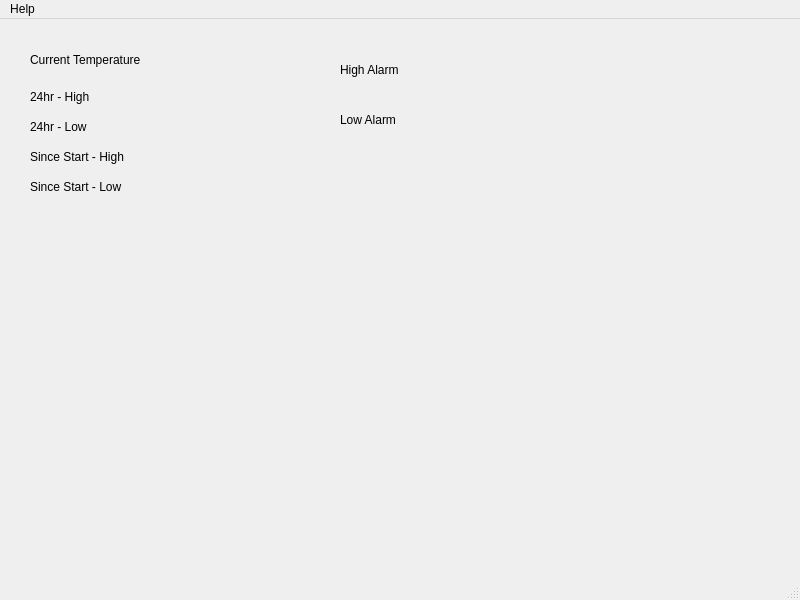
Above: enclosure_monitor.ui from realchrisward/enclosure_monitor before the change. Below: the same form after it.
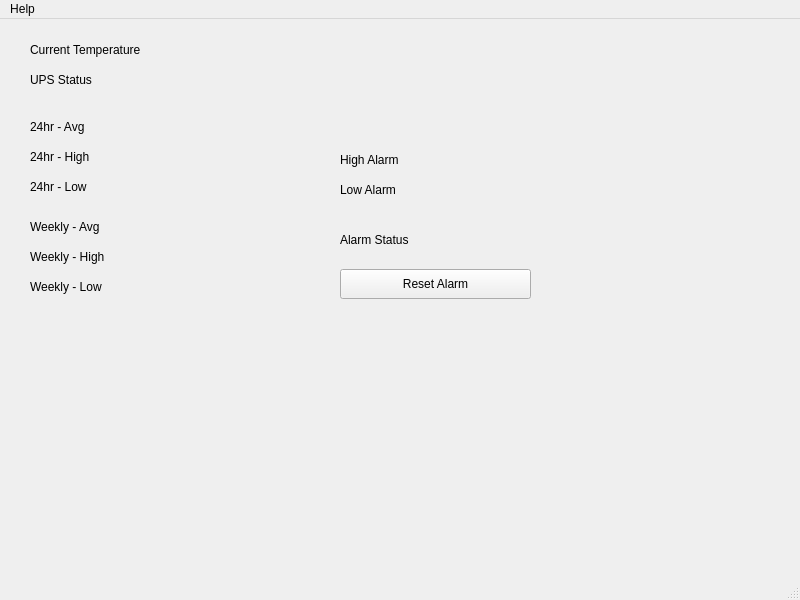
That is the form after the change.

Commit message: added email notification function

```diff
--- a/enclosure_monitor.ui
+++ b/enclosure_monitor.ui
@@ -18,8 +18,8 @@
     <property name="geometry">
      <rect>
       <x>30</x>
-      <y>30</y>
-      <width>141</width>
+      <y>20</y>
+      <width>411</width>
       <height>21</height>
      </rect>
     </property>
@@ -31,8 +31,8 @@
     <property name="geometry">
      <rect>
       <x>30</x>
-      <y>70</y>
-      <width>111</width>
+      <y>130</y>
+      <width>291</width>
       <height>16</height>
      </rect>
     </property>
@@ -44,8 +44,8 @@
     <property name="geometry">
      <rect>
       <x>30</x>
-      <y>100</y>
-      <width>111</width>
+      <y>160</y>
+      <width>291</width>
       <height>16</height>
      </rect>
     </property>
@@ -57,34 +57,34 @@
     <property name="geometry">
      <rect>
       <x>30</x>
-      <y>130</y>
-      <width>111</width>
+      <y>200</y>
+      <width>291</width>
       <height>16</height>
      </rect>
     </property>
     <property name="text">
-     <string>Since Start - High</string>
+     <string>Weekly - Avg</string>
     </property>
    </widget>
    <widget class="QLabel" name="label_5">
     <property name="geometry">
      <rect>
       <x>30</x>
-      <y>160</y>
-      <width>111</width>
+      <y>230</y>
+      <width>291</width>
       <height>16</height>
      </rect>
     </property>
     <property name="text">
-     <string>Since Start - Low</string>
+     <string>Weekly - High</string>
     </property>
    </widget>
    <widget class="QLabel" name="label_6">
     <property name="geometry">
      <rect>
       <x>340</x>
-      <y>90</y>
-      <width>141</width>
+      <y>160</y>
+      <width>281</width>
       <height>21</height>
      </rect>
     </property>
@@ -96,8 +96,8 @@
     <property name="geometry">
      <rect>
       <x>340</x>
-      <y>40</y>
-      <width>141</width>
+      <y>130</y>
+      <width>301</width>
       <height>21</height>
      </rect>
     </property>
@@ -105,6 +105,71 @@
      <string>High Alarm</string>
     </property>
    </widget>
+   <widget class="QLabel" name="label_cur_ups">
+    <property name="geometry">
+     <rect>
+      <x>30</x>
+      <y>50</y>
+      <width>411</width>
+      <height>21</height>
+     </rect>
+    </property>
+    <property name="text">
+     <string>UPS Status</string>
+    </property>
+   </widget>
+   <widget class="QLabel" name="label_daily_avg">
+    <property name="geometry">
+     <rect>
+      <x>30</x>
+      <y>100</y>
+      <width>291</width>
+      <height>16</height>
+     </rect>
+    </property>
+    <property name="text">
+     <string>24hr - Avg</string>
+    </property>
+   </widget>
+   <widget class="QLabel" name="label_weekly_low">
+    <property name="geometry">
+     <rect>
+      <x>30</x>
+      <y>260</y>
+      <width>291</width>
+      <height>16</height>
+     </rect>
+    </property>
+    <property name="text">
+     <string>Weekly - Low</string>
+    </property>
+   </widget>
+   <widget class="QLabel" name="label_alarm_status">
+    <property name="geometry">
+     <rect>
+      <x>340</x>
+      <y>210</y>
+      <width>281</width>
+      <height>21</height>
+     </rect>
+    </property>
+    <property name="text">
+     <string>Alarm Status</string>
+    </property>
+   </widget>
+   <widget class="QPushButton" name="pushButton_reset_alarm">
+    <property name="geometry">
+     <rect>
+      <x>340</x>
+      <y>250</y>
+      <width>191</width>
+      <height>30</height>
+     </rect>
+    </property>
+    <property name="text">
+     <string>Reset Alarm</string>
+    </property>
+   </widget>
   </widget>
   <widget class="QMenuBar" name="menubar">
    <property name="geometry">
```
Left out of the diff: 16 changed lines with no effect on the pictures. The commit also changes 2 other files.
